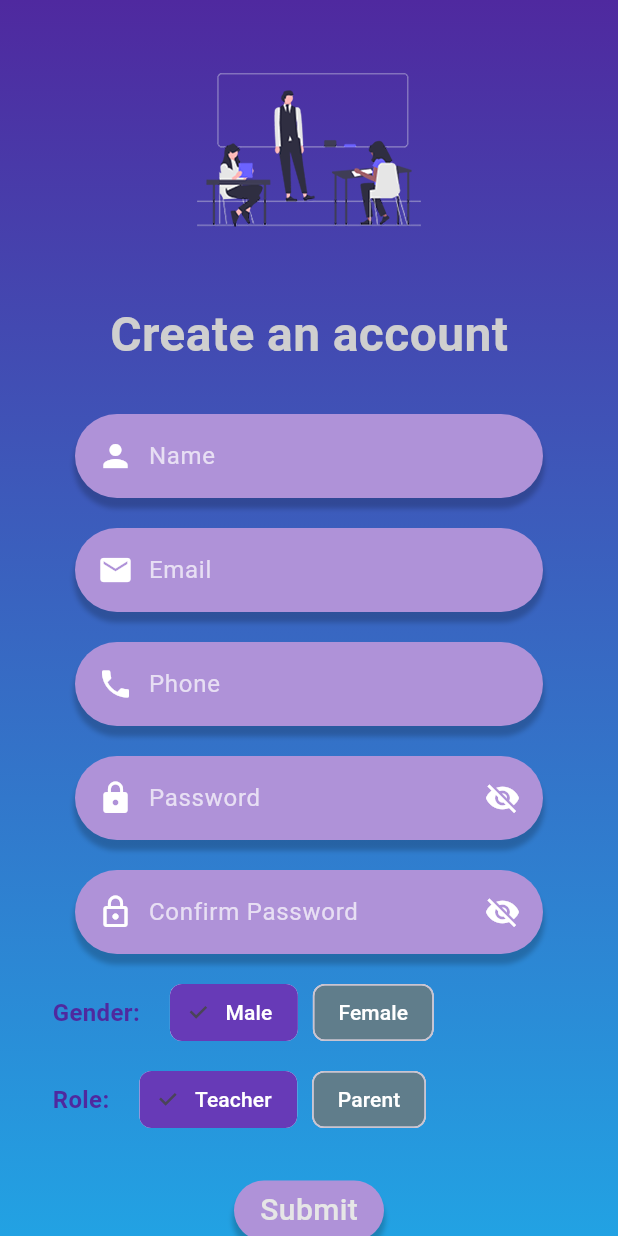
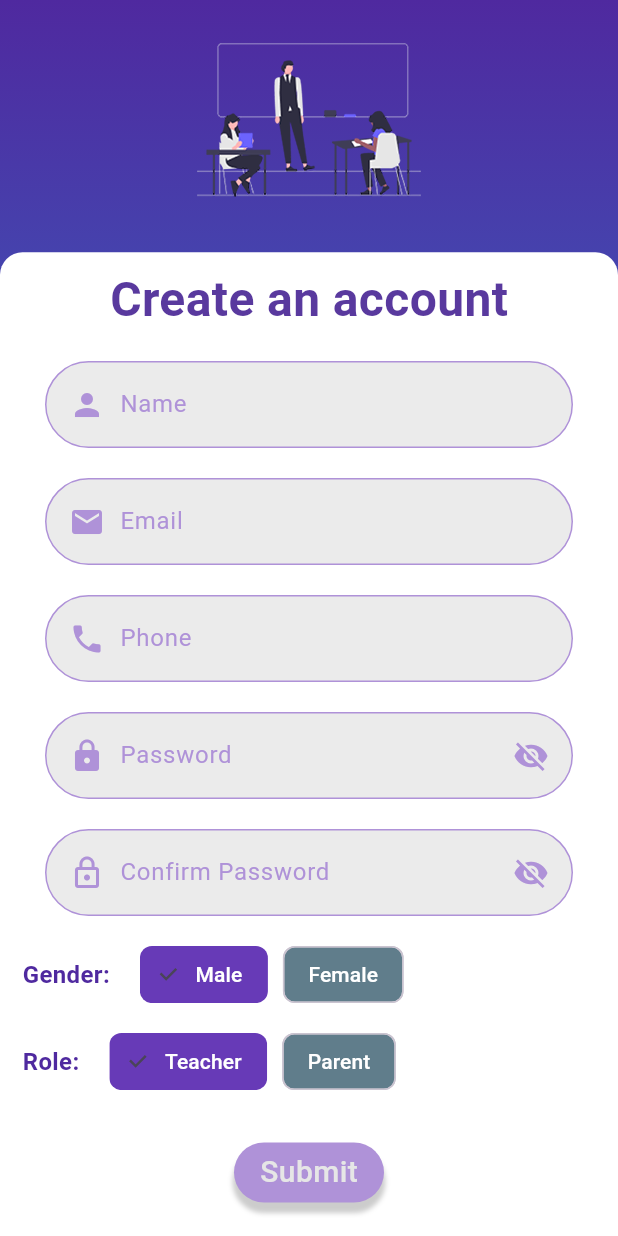
Before and after one commit to Redha4Dev/auth-test, a Flutter app: the SignupPage screen opened directly, on a phone screen of 412 x 824 dp. Run offline on Flutter 3.47's test engine with Material 3 defaults, Android fonts, the light colour scheme and no system bars; our stand-ins replace jwt_decoder, shared_preferences; accounts and stored records are empty; network calls fail.

Commit message:
Dynamic display of profile info
Storing the data returned from the GetParentInfo locally and displaying it in the profile
cleaned up the signup ui

```diff
--- a/mobile/lib/components/textField.dart
+++ b/mobile/lib/components/textField.dart
@@ -34,30 +34,31 @@ class _myTextFieldState extends State<myTextField> {
       child: Container(
         padding: EdgeInsets.symmetric(horizontal: 15),
         decoration: BoxDecoration(
-          boxShadow: [
-            BoxShadow(
-              color: Colors.black.withOpacity(0.2),
-              spreadRadius: 1,
-              blurRadius: 2,
-              offset: Offset(0, 6),
-            ),
-          ],
-          color: Color(0xFFAF92D8),
+          border: Border.all(color: Color(0xFFAF92D8)),
+          // boxShadow: [
+          //   BoxShadow(
+          //     color: Colors.black.withOpacity(0.2),
+          //     spreadRadius: 1,
+          //     blurRadius: 2,
+          //     offset: Offset(0, 6),
+          //   ),
+          // ],
+          color: Color.fromARGB(255, 235, 235, 235),
           borderRadius: BorderRadius.circular(30),
         ),
         child: Row(
           children: [
-            Icon(widget.icon, color: Colors.white),
+            Icon(widget.icon, color: Color(0xFFAF92D8)),
             SizedBox(width: 10),
             Expanded(
               child: TextFormField(
                 controller: widget.controller,
                 obscureText: _obscure,
-                style: TextStyle(color: Colors.white),
-                cursorColor: Colors.white,
+                style: TextStyle(color: Colors.black),
+                cursorColor: Color(0xFFAF92D8),
                 decoration: InputDecoration(
                   labelText: widget.labelText,
-                  labelStyle: TextStyle(color: Colors.white70),
+                  labelStyle: TextStyle(color: Color(0xFFAF92D8)),
                   floatingLabelBehavior: FloatingLabelBehavior.auto,
                   border: InputBorder.none,
                 ),
@@ -72,7 +73,7 @@ class _myTextFieldState extends State<myTextField> {
                 },
                 child: Icon(
                   _obscure ? Icons.visibility_off : Icons.visibility,
-                  color: Colors.white,
+                  color: Color(0xFFAF92D8),
                 ),
               ),
           ],
--- /dev/null
+++ b/mobile/lib/global.dart
@@ -0,0 +1 @@
+Map<String, dynamic>? globalParentData;
--- a/mobile/lib/pages/login_page.dart
+++ b/mobile/lib/pages/login_page.dart
@@ -122,6 +122,11 @@ class _LoginPageState extends State<LoginPage> {
                     } else {
                       print('❌ Login failed, cannot fetch parent info.');
                     }
+                    Navigator.pushReplacement(
+                        context,
+                        MaterialPageRoute(
+                          builder: (context) => TeacherHomePage(),
+                        ));
                   },
                 ),
                 SizedBox(
--- a/mobile/lib/pages/signup_page.dart
+++ b/mobile/lib/pages/signup_page.dart
@@ -33,8 +33,8 @@ class _SignupPageState extends State<SignupPage> {
   @override
   Widget build(BuildContext context) {
     final apiService = ApiService();
-    final mediaQuery = MediaQuery.of(context);
-    final screenHeight = mediaQuery.size.height;
+    final screenHeight = MediaQuery.of(context).size.height;
+    final screenWidth = MediaQuery.of(context).size.height;
 
     return GestureDetector(
       onTap: () =>
@@ -55,8 +55,6 @@ class _SignupPageState extends State<SignupPage> {
           child: SafeArea(
             child: Center(
               child: SingleChildScrollView(
-                padding:
-                    const EdgeInsets.symmetric(horizontal: 20, vertical: 20),
                 child: Column(
                   children: [
                     Image.asset(
@@ -65,16 +63,25 @@ class _SignupPageState extends State<SignupPage> {
                           : 'assets/tableau.png',
                       scale: 1.5,
                     ),
-                    const SizedBox(height: 20),
+                    SizedBox(height: screenHeight * .01),
+                    Container(
+                      decoration: BoxDecoration(
+                          color: Colors.white,
+                          borderRadius: BorderRadius.only(
+                              topLeft: Radius.circular(15),
+                              topRight: Radius.circular(15))),
+                      child: Column(
+                        children: [
+                          SizedBox(height: screenHeight * .01),
                           const Text(
                             "Create an account",
                             style: TextStyle(
-                        color: Color.fromARGB(255, 207, 207, 207),
+                              color: Color.fromARGB(255, 89, 57, 158),
                               fontSize: 32,
                               fontWeight: FontWeight.bold,
                             ),
                           ),
-                    const SizedBox(height: 20),
+                          SizedBox(height: screenHeight * .01),
 
                           Form(
                             key: _formKey,
@@ -134,9 +141,7 @@ class _SignupPageState extends State<SignupPage> {
                             selected: role,
                             onSelected: (val) => setState(() => role = val),
                           ),
-
                           const SizedBox(height: 30),
-
                           isLoading
                               ? const CircularProgressIndicator()
                               : myOutlinedButton(
@@ -157,9 +162,7 @@ class _SignupPageState extends State<SignupPage> {
                                     setState(() => isLoading = false);
                                   },
                                 ),
-
                           const SizedBox(height: 20),
-
                           Row(
                             mainAxisAlignment: MainAxisAlignment.center,
                             children: [
@@ -175,7 +178,7 @@ class _SignupPageState extends State<SignupPage> {
                                     context,
                                     MaterialPageRoute(
                                         builder: (context) =>
-                                      const TeacherHomePage()),
+                                            const LoginPage()),
                                   );
                                 },
                                 child: const Text(
@@ -190,6 +193,9 @@ class _SignupPageState extends State<SignupPage> {
                             ],
                           ),
                           const SizedBox(height: 10),
+                        ],
+                      ),
+                    ),
                   ],
                 ),
               ),
```
Also changed, not shown: mobile/lib/pages/teacherDashboard.dart (+33 -18 lines), mobile/lib/services/api_service.dart (+9 -1 lines). Lines whose indentation alone changed are shown as unchanged.
